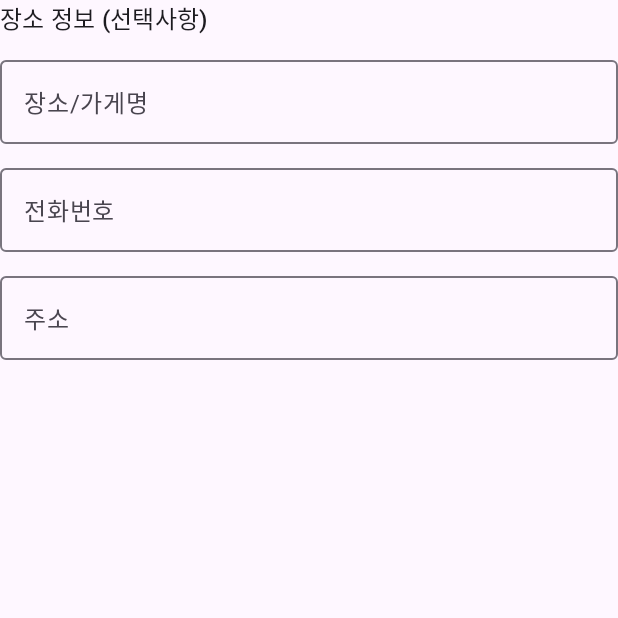
After one commit to JokerTrickster/play_daily, an Android app built with Jetpack Compose: the composable BusinessInfoSection called with empty values, on a phone screen of 412 x 824 dp, the top half of it. The commit adds this screen. Run offline under Robolectric (Android 15) with nearby library versions, the phone set to English and light mode, and no system bars; network calls fail; 3 statements that could not run were skipped.

Commit message:
feat: Add wishlist creation UI with interest level and business info
Implement Issue #26 - Wishlist Creation UI

Changes:
- CreateMemoUseCase: Add wishlist parameters (isWishlist, businessName, businessPhone, businessAddress)
- InterestLevelPicker: New component with 5-level heart rating for wishlists
- BusinessInfoSection: New component for optional business information input
- CreateMemoViewModel: Add wishlist state management and handler functions
- CreateMemoScreen: Conditionally show InterestLevelPicker and BusinessInfoSection when isWishlist=true

Features:
- Interest level picker uses heart icons with Korean descriptions
- Business info fields are optional (name, phone, address)
- Maintains backward compatibility for regular memos
- Clean separation between regular rating and wishlist interest level

🤖 Generated with [Claude Code](https://claude.com/claude-code)

Co-Authored-By: Claude <noreply@anthropic.com>

```diff
--- /dev/null
+++ b/frontend/app/src/main/java/com/dailymemo/presentation/components/BusinessInfoSection.kt
@@ -0,0 +1,56 @@
+package com.dailymemo.presentation.components
+
+import androidx.compose.foundation.layout.*
+import androidx.compose.foundation.text.KeyboardOptions
+import androidx.compose.material3.*
+import androidx.compose.runtime.Composable
+import androidx.compose.ui.Modifier
+import androidx.compose.ui.text.input.KeyboardType
+import androidx.compose.ui.unit.dp
+
+@Composable
+fun BusinessInfoSection(
+    businessName: String,
+    businessPhone: String,
+    businessAddress: String,
+    onBusinessNameChange: (String) -> Unit,
+    onBusinessPhoneChange: (String) -> Unit,
+    onBusinessAddressChange: (String) -> Unit,
+    modifier: Modifier = Modifier
+) {
+    Column(modifier = modifier) {
+        Text(
+            text = "장소 정보 (선택사항)",
+            style = MaterialTheme.typography.titleMedium,
+            modifier = Modifier.padding(bottom = 8.dp)
+        )
+
+        OutlinedTextField(
+            value = businessName,
+            onValueChange = onBusinessNameChange,
+            label = { Text("장소/가게명") },
+            modifier = Modifier
+                .fillMaxWidth()
+                .padding(bottom = 8.dp)
+        )
+
+        OutlinedTextField(
+            value = businessPhone,
+            onValueChange = onBusinessPhoneChange,
+            label = { Text("전화번호") },
+            keyboardOptions = KeyboardOptions(keyboardType = KeyboardType.Phone),
+            modifier = Modifier
+                .fillMaxWidth()
+                .padding(bottom = 8.dp)
+        )
+
+        OutlinedTextField(
+            value = businessAddress,
+            onValueChange = onBusinessAddressChange,
+            label = { Text("주소") },
+            modifier = Modifier
+                .fillMaxWidth()
+                .padding(bottom = 8.dp)
+        )
+    }
+}
```
Also changed, not shown: frontend/app/src/main/java/com/dailymemo/domain/usecases/CreateMemoUseCase.kt (+19 -3 lines), frontend/app/src/main/java/com/dailymemo/presentation/components/InterestLevelPicker.kt (added, +68 -0 lines), frontend/app/src/main/java/com/dailymemo/presentation/memo/CreateMemoScreen.kt (+38 -2 lines), frontend/app/src/main/java/com/dailymemo/presentation/memo/CreateMemoViewModel.kt (+33 -1 lines).
